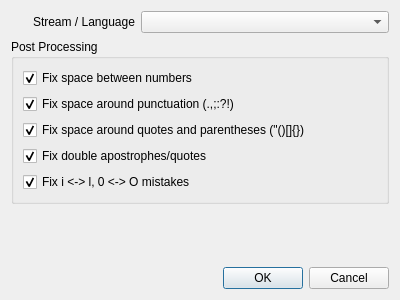
This is src/formats/vobsub/vobsubinputinitdialog.ui in maxrd2/SubtitleComposer as Qt 5 draws it before an edit. The edited form follows.
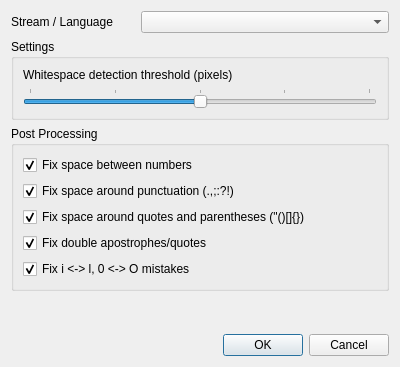
This is the edited form.

Commit message: VobSub: configurable whitespace detection #5

```diff
--- a/src/formats/vobsub/vobsubinputinitdialog.ui
+++ b/src/formats/vobsub/vobsubinputinitdialog.ui
@@ -7,14 +7,14 @@
     <x>0</x>
     <y>0</y>
     <width>400</width>
-    <height>300</height>
+    <height>367</height>
    </rect>
   </property>
   <property name="windowTitle">
    <string>VobSub Import</string>
   </property>
   <layout class="QGridLayout" name="gridLayout" columnstretch="1,2">
-   <item row="0" column="0" alignment="Qt::AlignRight">
+   <item row="0" column="0" alignment="">
     <widget class="QLabel" name="labelStream">
      <property name="text">
       <string>Stream / Language</string>
@@ -24,30 +24,7 @@
    <item row="0" column="1">
     <widget class="QComboBox" name="comboStream"/>
    </item>
-   <item row="4" column="0" colspan="2">
-    <widget class="QDialogButtonBox" name="buttonBox">
-     <property name="orientation">
-      <enum>Qt::Horizontal</enum>
-     </property>
-     <property name="standardButtons">
-      <set>QDialogButtonBox::Cancel|QDialogButtonBox::Ok</set>
-     </property>
-    </widget>
-   </item>
-   <item row="3" column="0" colspan="2">
-    <spacer name="verticalSpacer">
-     <property name="orientation">
-      <enum>Qt::Vertical</enum>
-     </property>
-     <property name="sizeHint" stdset="0">
-      <size>
-       <width>20</width>
-       <height>40</height>
-      </size>
-     </property>
-    </spacer>
-   </item>
-   <item row="1" column="0" colspan="2">
+   <item row="5" column="0" colspan="2">
     <widget class="QGroupBox" name="grpPostProc">
      <property name="title">
       <string>Post Processing</string>
@@ -106,6 +83,67 @@
      </layout>
     </widget>
    </item>
+   <item row="8" column="0" colspan="2">
+    <widget class="QDialogButtonBox" name="buttonBox">
+     <property name="orientation">
+      <enum>Qt::Orientation::Horizontal</enum>
+     </property>
+     <property name="standardButtons">
+      <set>QDialogButtonBox::StandardButton::Cancel|QDialogButtonBox::StandardButton::Ok</set>
+     </property>
+    </widget>
+   </item>
+   <item row="7" column="0" colspan="2">
+    <spacer name="verticalSpacer">
+     <property name="orientation">
+      <enum>Qt::Orientation::Vertical</enum>
+     </property>
+     <property name="sizeHint" stdset="0">
+      <size>
+       <width>20</width>
+       <height>40</height>
+      </size>
+     </property>
+    </spacer>
+   </item>
+   <item row="2" column="0" colspan="2">
+    <widget class="QGroupBox" name="grpSettings">
+     <property name="title">
+      <string>Settings</string>
+     </property>
+     <layout class="QVBoxLayout" name="verticalLayout_2">
+      <item>
+       <widget class="QLabel" name="labWhitespace">
+        <property name="text">
+         <string>Whitespace detection threshold (pixels)</string>
+        </property>
+        <property name="buddy">
+         <cstring>hsWhitespace</cstring>
+        </property>
+       </widget>
+      </item>
+      <item>
+       <widget class="QSlider" name="hsWhitespace">
+        <property name="maximum">
+         <number>20</number>
+        </property>
+        <property name="value">
+         <number>10</number>
+        </property>
+        <property name="orientation">
+         <enum>Qt::Orientation::Horizontal</enum>
+        </property>
+        <property name="tickPosition">
+         <enum>QSlider::TickPosition::TicksAbove</enum>
+        </property>
+        <property name="tickInterval">
+         <number>5</number>
+        </property>
+       </widget>
+      </item>
+     </layout>
+    </widget>
+   </item>
   </layout>
  </widget>
  <resources/>
```
The commit also changes 5 other files.
